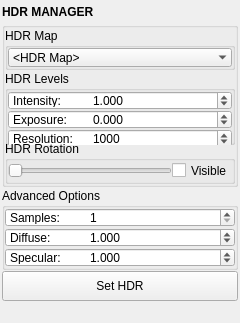
The window that mayatk/light_utils/hdr_manager.ui (m3trik/mayatk) describes before a commit, drawn with Qt 5.
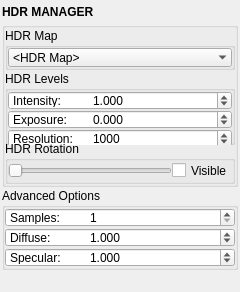
The same window after the commit. Custom widgets are drawn as their Qt base class.

```diff
--- a/mayatk/light_utils/hdr_manager.ui
+++ b/mayatk/light_utils/hdr_manager.ui
@@ -539,34 +539,6 @@
         </layout>
        </widget>
       </item>
-      <item>
-       <widget class="QPushButton" name="b000">
-        <property name="enabled">
-         <bool>true</bool>
-        </property>
-        <property name="sizePolicy">
-         <sizepolicy hsizetype="Preferred" vsizetype="Fixed">
-          <horstretch>0</horstretch>
-          <verstretch>0</verstretch>
-         </sizepolicy>
-        </property>
-        <property name="minimumSize">
-         <size>
-          <width>0</width>
-          <height>30</height>
-         </size>
-        </property>
-        <property name="maximumSize">
-         <size>
-          <width>16777215</width>
-          <height>30</height>
-         </size>
-        </property>
-        <property name="text">
-         <string>Set HDR</string>
-        </property>
-       </widget>
-      </item>
       <item>
        <spacer name="verticalSpacer">
         <property name="orientation">
```
